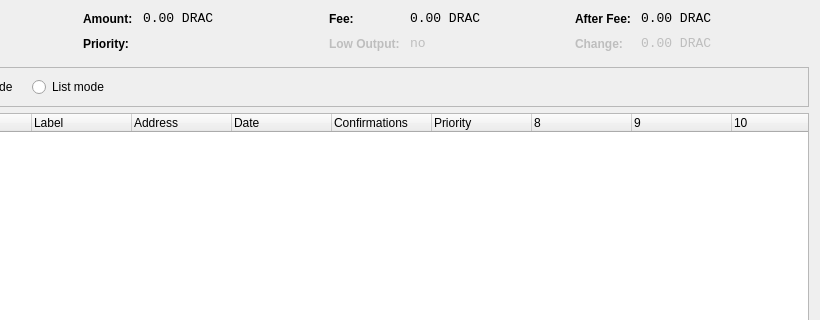
Old version of the form src/qt/forms/coincontroldialog.ui in the repository dracula2017/btcb; both pictures show x 180 to 1000 and y 0 to 320 of the 1000 by 500 pixel window.
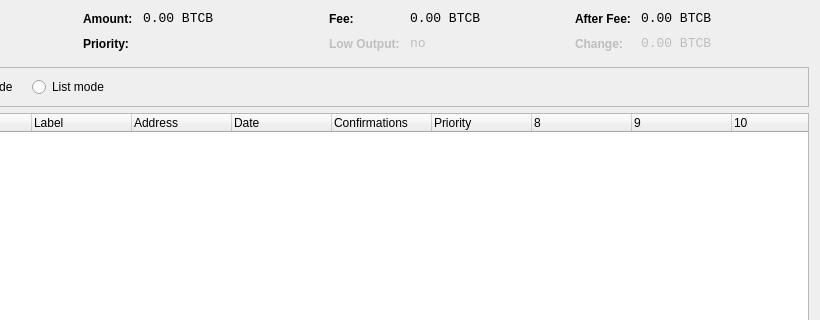
New version of the form. Custom widgets are drawn as their Qt base class.

What changed in the file:
```diff
--- a/src/qt/forms/coincontroldialog.ui
+++ b/src/qt/forms/coincontroldialog.ui
@@ -141,7 +141,7 @@
           <enum>Qt::ActionsContextMenu</enum>
          </property>
          <property name="text">
-          <string notr="true">0.00 DRAC</string>
+          <string notr="true">0.00 BTCB</string>
          </property>
          <property name="textInteractionFlags">
           <set>Qt::LinksAccessibleByMouse|Qt::TextSelectableByKeyboard|Qt::TextSelectableByMouse</set>
@@ -221,7 +221,7 @@
           <enum>Qt::ActionsContextMenu</enum>
          </property>
          <property name="text">
-          <string notr="true">0.00 DRAC</string>
+          <string notr="true">0.00 BTCB</string>
          </property>
          <property name="textInteractionFlags">
           <set>Qt::LinksAccessibleByMouse|Qt::TextSelectableByKeyboard|Qt::TextSelectableByMouse</set>
@@ -307,7 +307,7 @@
           <enum>Qt::ActionsContextMenu</enum>
          </property>
          <property name="text">
-          <string notr="true">0.00 DRAC</string>
+          <string notr="true">0.00 BTCB</string>
          </property>
          <property name="textInteractionFlags">
           <set>Qt::LinksAccessibleByMouse|Qt::TextSelectableByKeyboard|Qt::TextSelectableByMouse</set>
@@ -345,7 +345,7 @@
           <enum>Qt::ActionsContextMenu</enum>
          </property>
          <property name="text">
-          <string notr="true">0.00 DRAC</string>
+          <string notr="true">0.00 BTCB</string>
          </property>
          <property name="textInteractionFlags">
           <set>Qt::LinksAccessibleByMouse|Qt::TextSelectableByKeyboard|Qt::TextSelectableByMouse</set>
```
